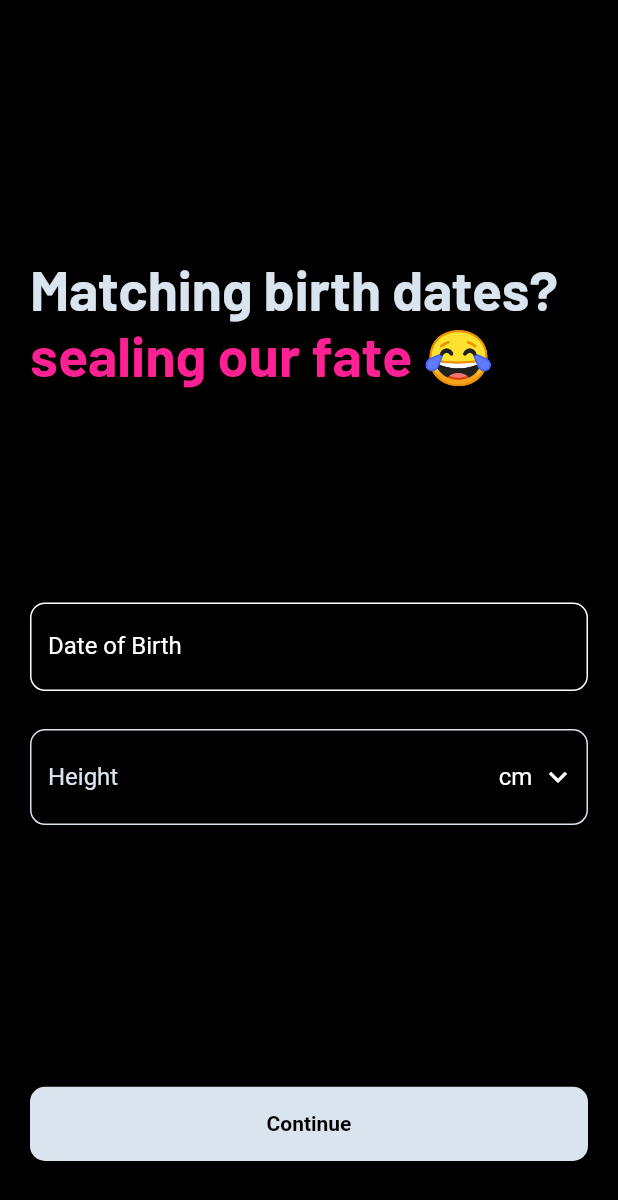
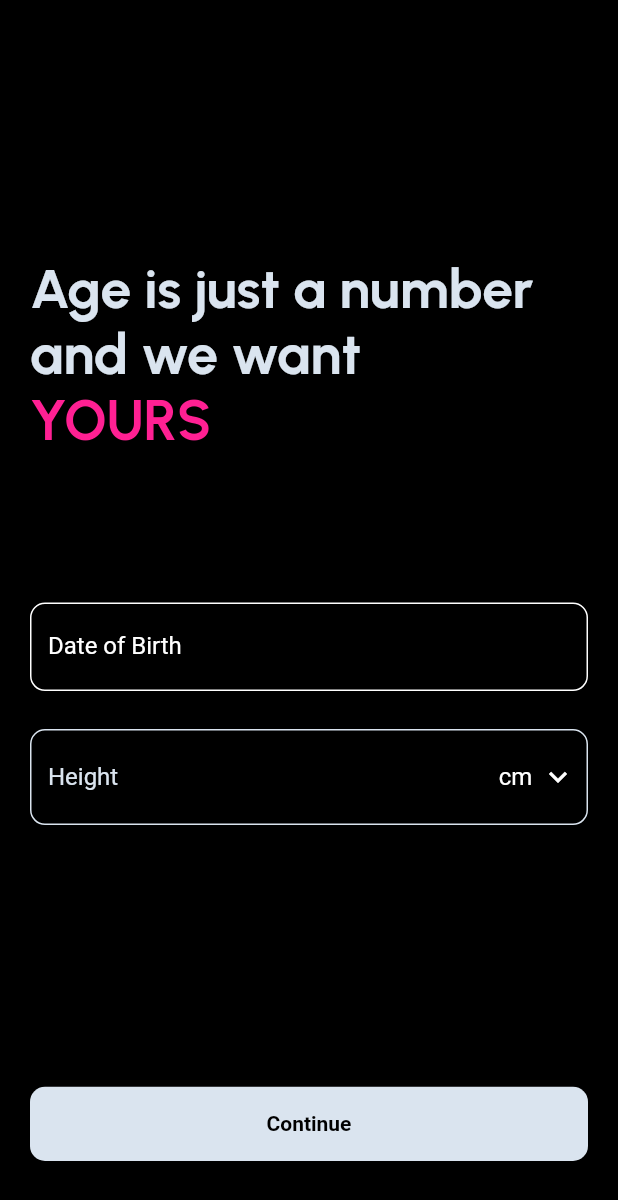
Before and after one commit to Quantum-Nexus/soul_sync_app, a Flutter app: the screen it shows after launch, on a phone screen of 412 x 824 dp. Shown: the top 1200 px of the screen. Run offline on Flutter 3.47's test engine with Material 2 defaults, Android fonts, the light colour scheme and no system bars; our stand-ins replace animated_splash_screen, flutter_card_swiper, google_fonts, image_picker, intl_phone_field, page_transition and 1 more; project files that could hold a hidden picture were left out.

Commit message:
data collection screen

```diff
--- a/lib/Screens/DataCollectionScreen/components/personal_details.dart
+++ b/lib/Screens/DataCollectionScreen/components/personal_details.dart
@@ -99,15 +99,23 @@ class _PersonalDetailsState extends State<PersonalDetails> {
                 children: [
                   Text.rich(
                     TextSpan(
-                        text: 'Matching birth dates?\n',
-                        style: GoogleFonts.barlow(
+                        text: 'Age is just a number\n',
+                        style: GoogleFonts.urbanist(
                             fontSize: height * 0.0445,
                             fontWeight: FontWeight.bold,
                             color: kPrimaryLightColor),
                         children: <InlineSpan>[
                           TextSpan(
-                            text: 'sealing our fate 😂',
-                            style: GoogleFonts.barlow(
+                            text: 'and we want\n',
+                            style: GoogleFonts.urbanist(
+                              fontSize: height * 0.045,
+                              fontWeight: FontWeight.bold,
+                              color: kPrimaryLightColor,
+                            ),
+                          ),
+                          TextSpan(
+                            text: 'YOURS',
+                            style: GoogleFonts.urbanist(
                               fontSize: height * 0.045,
                               fontWeight: FontWeight.bold,
                               color: kPinkColor,
```
